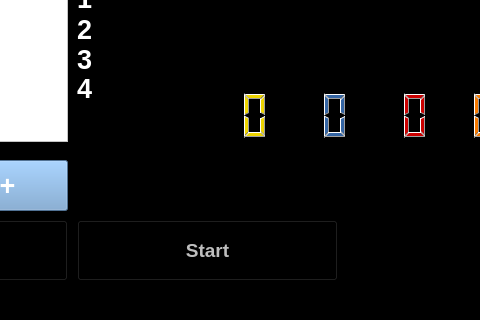
Qt form mainwindow.ui (chingling123/gmxp_pacman) before a commit; both pictures show x 203 to 683 and y 160 to 480 of the 800 by 480 pixel window.
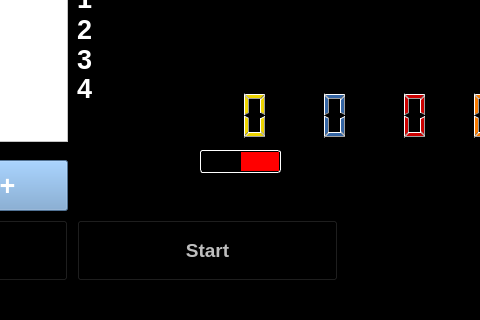
The same form after that commit.

What changed in the file:
```diff
--- a/mainwindow.ui
+++ b/mainwindow.ui
@@ -555,6 +555,48 @@
      <enum>Qt::RichText</enum>
     </property>
    </widget>
+   <widget class="QProgressBar" name="lifeBar">
+    <property name="enabled">
+     <bool>true</bool>
+    </property>
+    <property name="geometry">
+     <rect>
+      <x>403</x>
+      <y>310</y>
+      <width>81</width>
+      <height>23</height>
+     </rect>
+    </property>
+    <property name="autoFillBackground">
+     <bool>false</bool>
+    </property>
+    <property name="styleSheet">
+     <string notr="true">QProgressBar:horizontal {
+border: 1px solid white;
+border-radius: 3px;
+background: black;
+padding: 1px;
+}
+QProgressBar::chunk:horizontal {
+background: red;
+}</string>
+    </property>
+    <property name="minimum">
+     <number>0</number>
+    </property>
+    <property name="maximum">
+     <number>4</number>
+    </property>
+    <property name="value">
+     <number>2</number>
+    </property>
+    <property name="textVisible">
+     <bool>false</bool>
+    </property>
+    <property name="invertedAppearance">
+     <bool>true</bool>
+    </property>
+   </widget>
   </widget>
  </widget>
  <layoutdefault spacing="6" margin="11"/>
```
